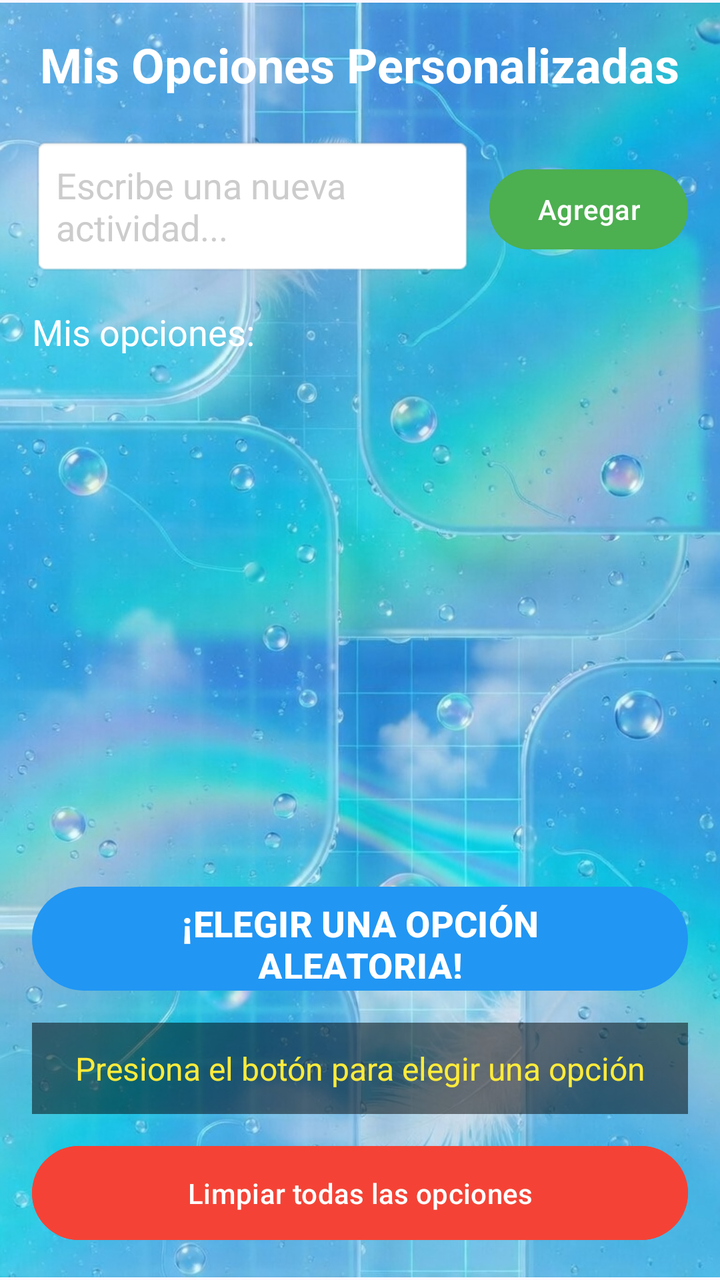
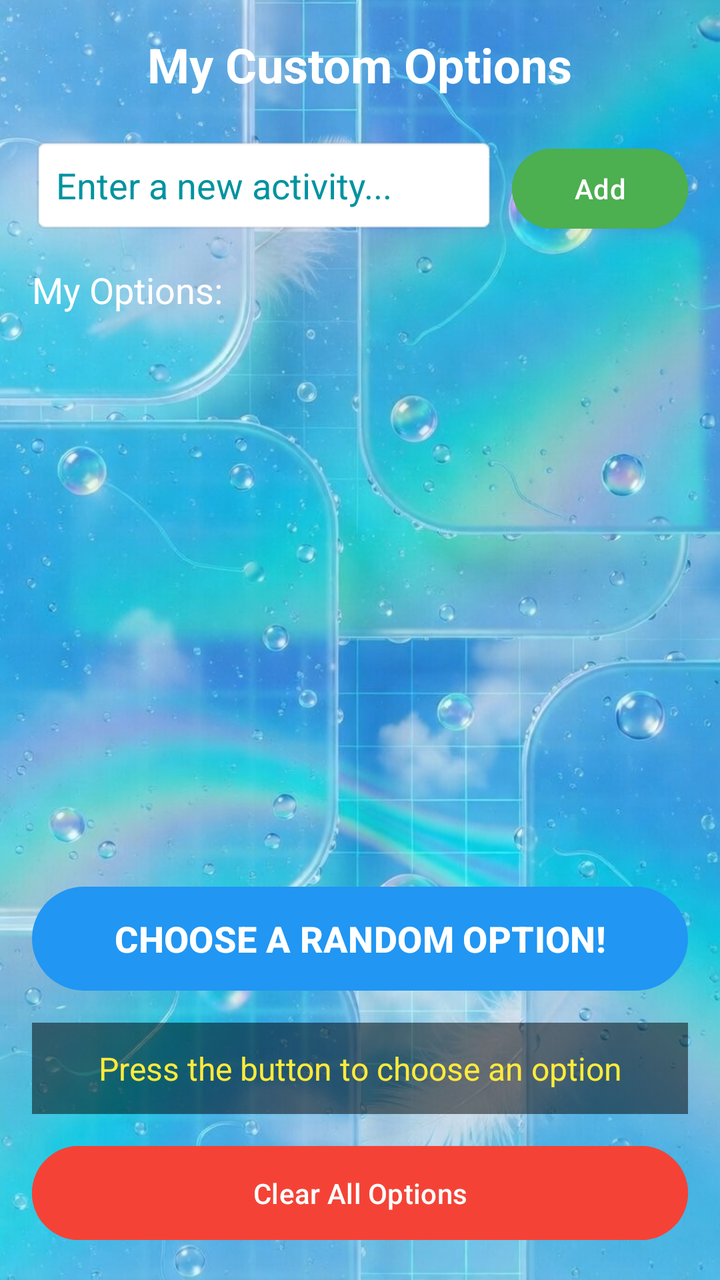

Two renders of the same Android screen: before a commit and after it. Below are the layout's source before the change and the commit's diff.
<!-- AndroidManifest.xml: application theme Theme.QueHacemosHoy -->
<!-- res/layout/activity_customiceoptions.xml -->
<?xml version="1.0" encoding="utf-8"?>
<androidx.constraintlayout.widget.ConstraintLayout xmlns:android="http://schemas.android.com/apk/res/android"
    xmlns:app="http://schemas.android.com/apk/res-auto"
    xmlns:tools="http://schemas.android.com/tools"
    android:id="@+id/main"
    android:layout_width="match_parent"
    android:layout_height="match_parent"
    tools:context=".customiceoptions">

    <ImageView
        android:id="@+id/fondo"
        android:layout_width="match_parent"
        android:layout_height="match_parent"
        app:srcCompat="@drawable/ic_register_background"
        tools:layout_editor_absoluteX="0dp"
        tools:layout_editor_absoluteY="33dp" />

    <LinearLayout
        android:layout_width="match_parent"
        android:layout_height="match_parent"
        android:orientation="vertical"
        android:padding="16dp">

        <TextView
            android:layout_width="wrap_content"
            android:layout_height="wrap_content"
            android:text="Mis Opciones Personalizadas"
            android:textColor="#FFFFFF"
            android:textSize="24sp"
            android:textStyle="bold"
            android:layout_marginBottom="20dp"
            android:layout_gravity="center"/>

        <LinearLayout
            android:layout_width="match_parent"
            android:layout_height="wrap_content"
            android:orientation="horizontal"
            android:layout_marginBottom="16dp">

            <EditText
                android:id="@+id/etNewOption"
                android:layout_width="0dp"
                android:layout_height="wrap_content"
                android:layout_weight="1"
                android:hint="Escribe una nueva actividad..."
                android:textColorHint="#CCCCCC"
                android:textColor="#FFFFFF"
                android:background="@android:drawable/editbox_background"
                android:padding="12dp"
                android:layout_marginEnd="8dp"/>

            <Button
                android:id="@+id/btnAdd"
                android:layout_width="wrap_content"
                android:layout_height="wrap_content"
                android:text="Agregar"
                android:backgroundTint="#4CAF50"/>
        </LinearLayout>

        <TextView
            android:layout_width="wrap_content"
            android:layout_height="wrap_content"
            android:text="Mis opciones:"
            android:textColor="#FFFFFF"
            android:textSize="18sp"
            android:layout_marginBottom="8dp"/>

        <ScrollView
            android:layout_width="match_parent"
            android:layout_height="0dp"
            android:layout_weight="1"
            android:layout_marginBottom="16dp">

            <LinearLayout
                android:id="@+id/containerOptions"
                android:layout_width="match_parent"
                android:layout_height="wrap_content"
                android:orientation="vertical" />

        </ScrollView>

        <com.google.android.material.button.MaterialButton
            android:id="@+id/btnChooseRandom"
            android:layout_width="match_parent"
            android:layout_height="60dp"
            android:text="¡ELEGIR UNA OPCIÓN ALEATORIA!"
            android:textColor="@android:color/white"
            android:textSize="18sp"
            android:textStyle="bold"
            app:backgroundTint="#2196F3"
            app:cornerRadius="28dp"
            android:layout_marginBottom="12dp"/>

        <TextView
            android:id="@+id/tvSelectedOption"
            android:layout_width="match_parent"
            android:layout_height="wrap_content"
            android:text="Presiona el botón para elegir una opción"
            android:textColor="#FFEB3B"
            android:textSize="16sp"
            android:gravity="center"
            android:padding="12dp"
            android:background="#80000000"
            android:layout_marginBottom="12dp"/>

        <Button
            android:id="@+id/btnClearAll"
            android:layout_width="match_parent"
            android:layout_height="55dp"
            android:text="Limpiar todas las opciones"
            android:backgroundTint="#F44336"
            android:textColor="#FFFFFF"/>

    </LinearLayout>

</androidx.constraintlayout.widget.ConstraintLayout>
<!-- resources referenced by this layout -->
<resources>
  <!-- drawable ic_register_background: jpg bitmap (drawable, 222380 bytes) -->
  <style name="Theme.QueHacemosHoy" parent="Base.Theme.QueHacemosHoy" />
  <style name="Base.Theme.QueHacemosHoy" parent="Theme.Material3.DayNight.NoActionBar">
          
          
      </style>
</resources>

<!-- the commit's change to res/layout/activity_customiceoptions.xml (unified diff, before → after) -->
@@ -11,9 +11,8 @@
         android:id="@+id/fondo"
         android:layout_width="match_parent"
         android:layout_height="match_parent"
-        app:srcCompat="@drawable/ic_register_background"
-        tools:layout_editor_absoluteX="0dp"
-        tools:layout_editor_absoluteY="33dp" />
+        android:scaleType="centerCrop"
+        app:srcCompat="@drawable/ic_register_background" />
 
     <LinearLayout
         android:layout_width="match_parent"
@@ -21,10 +20,11 @@
         android:orientation="vertical"
         android:padding="16dp">
 
+        
         <TextView
             android:layout_width="wrap_content"
             android:layout_height="wrap_content"
-            android:text="Mis Opciones Personalizadas"
+            android:text="My Custom Options"
             android:textColor="#FFFFFF"
             android:textSize="24sp"
             android:textStyle="bold"
@@ -42,9 +42,9 @@
                 android:layout_width="0dp"
                 android:layout_height="wrap_content"
                 android:layout_weight="1"
-                android:hint="Escribe una nueva actividad..."
-                android:textColorHint="#CCCCCC"
-                android:textColor="#FFFFFF"
+                android:hint="Enter a new activity..."
+                android:textColorHint="#0093A0"
+                android:textColor="#00E4FF"
                 android:background="@android:drawable/editbox_background"
                 android:padding="12dp"
                 android:layout_marginEnd="8dp"/>
@@ -53,14 +53,14 @@
                 android:id="@+id/btnAdd"
                 android:layout_width="wrap_content"
                 android:layout_height="wrap_content"
-                android:text="Agregar"
+                android:text="Add"
                 android:backgroundTint="#4CAF50"/>
         </LinearLayout>
 
         <TextView
             android:layout_width="wrap_content"
             android:layout_height="wrap_content"
-            android:text="Mis opciones:"
+            android:text="My Options:"
             android:textColor="#FFFFFF"
             android:textSize="18sp"
             android:layout_marginBottom="8dp"/>
@@ -83,7 +83,7 @@
             android:id="@+id/btnChooseRandom"
             android:layout_width="match_parent"
             android:layout_height="60dp"
-            android:text="¡ELEGIR UNA OPCIÓN ALEATORIA!"
+            android:text="CHOOSE A RANDOM OPTION!"
             android:textColor="@android:color/white"
             android:textSize="18sp"
             android:textStyle="bold"
@@ -95,7 +95,7 @@
             android:id="@+id/tvSelectedOption"
             android:layout_width="match_parent"
             android:layout_height="wrap_content"
-            android:text="Presiona el botón para elegir una opción"
+            android:text="Press the button to choose an option"
             android:textColor="#FFEB3B"
             android:textSize="16sp"
             android:gravity="center"
@@ -107,7 +107,7 @@
             android:id="@+id/btnClearAll"
             android:layout_width="match_parent"
             android:layout_height="55dp"
-            android:text="Limpiar todas las opciones"
+            android:text="Clear All Options"
             android:backgroundTint="#F44336"
             android:textColor="#FFFFFF"/>
 
